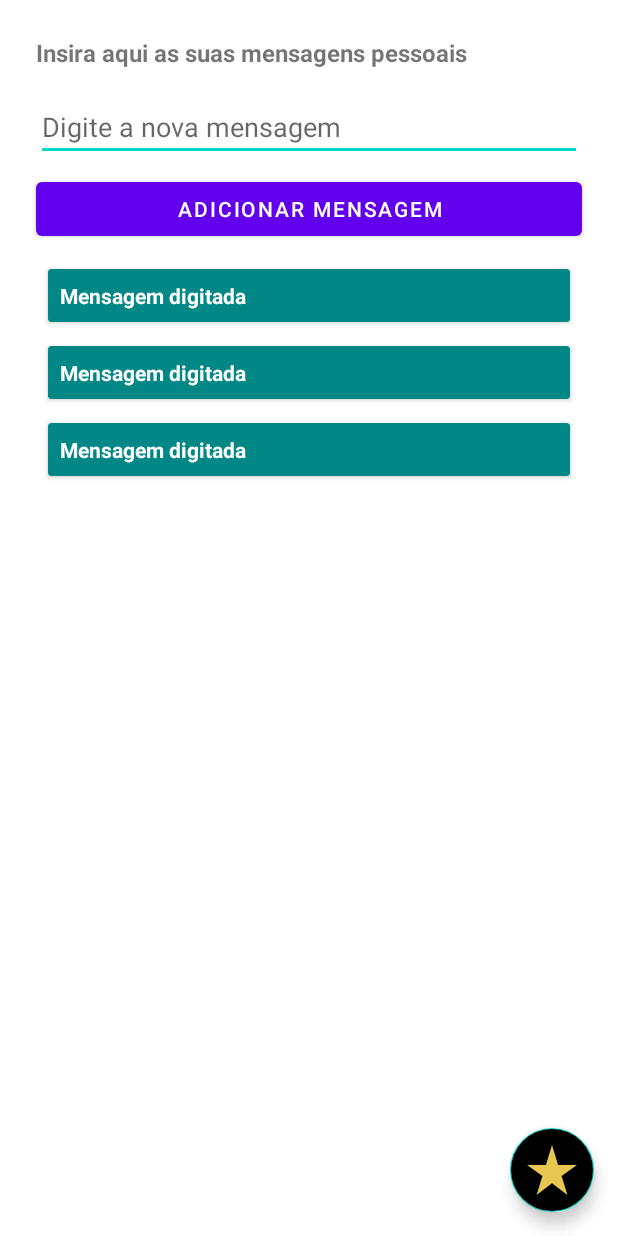
After one commit to CatarineRodrigues/Aula65_Firebase_Authentication, an Android app: the layout activity_create_message.xml on its own in the app's theme, with its tools: preview values and no code run, on a phone screen of 412 x 824 dp. The commit adds this screen. Run offline under Robolectric (Android 15) with nearby library versions, the phone set to English and light mode, and no system bars.

Commit message:
Atualizar projeto com novos layouts

```diff
--- /dev/null
+++ b/app/src/main/java/br/com/zup/exerciciofirebaseauthentication/ui/createmessage/viewmodel/CreateMessageViewModel.kt
@@ -0,0 +1,6 @@
+package br.com.zup.exerciciofirebaseauthentication.ui.createmessage.viewmodel
+
+import androidx.lifecycle.ViewModel
+
+class CreateMessageViewModel: ViewModel() {
+}
--- /dev/null
+++ b/app/src/main/res/drawable/ic_disfavorite_star.xml
@@ -0,0 +1,5 @@
+<vector android:height="40dp" android:tint="#FFFFFF"
+    android:viewportHeight="24" android:viewportWidth="24"
+    android:width="40dp" xmlns:android="http://schemas.android.com/apk/res/android">
+    <path android:fillColor="@android:color/white" android:pathData="M14.43,10l-2.43,-8l-2.43,8l-7.57,0l6.18,4.41l-2.35,7.59l6.17,-4.69l6.18,4.69l-2.35,-7.59l6.17,-4.41z"/>
+</vector>
--- /dev/null
+++ b/app/src/main/res/drawable/ic_favorite_star.xml
@@ -0,0 +1,5 @@
+<vector android:height="40dp" android:tint="#E8C651"
+    android:viewportHeight="24" android:viewportWidth="24"
+    android:width="40dp" xmlns:android="http://schemas.android.com/apk/res/android">
+    <path android:fillColor="@android:color/white" android:pathData="M14.43,10l-2.43,-8l-2.43,8l-7.57,0l6.18,4.41l-2.35,7.59l6.17,-4.69l6.18,4.69l-2.35,-7.59l6.17,-4.41z"/>
+</vector>
--- /dev/null
+++ b/app/src/main/res/layout/activity_create_message.xml
@@ -0,0 +1,65 @@
+<?xml version="1.0" encoding="utf-8"?>
+<androidx.constraintlayout.widget.ConstraintLayout xmlns:android="http://schemas.android.com/apk/res/android"
+    xmlns:app="http://schemas.android.com/apk/res-auto"
+    xmlns:tools="http://schemas.android.com/tools"
+    android:layout_width="match_parent"
+    android:layout_height="match_parent"
+    tools:context=".ui.createmessage.view.CreateMessageActivity">
+
+    <TextView
+        android:id="@+id/textView"
+        android:layout_width="match_parent"
+        android:layout_height="wrap_content"
+        android:layout_margin="@dimen/size_24"
+        android:text="@string/insert_your_message"
+        android:textSize="@dimen/font_size_16"
+        android:textStyle="bold"
+        app:layout_constraintEnd_toEndOf="parent"
+        app:layout_constraintStart_toStartOf="parent"
+        app:layout_constraintTop_toTopOf="parent" />
+
+    <EditText
+        android:id="@+id/et_message_text"
+        android:layout_width="0dp"
+        android:layout_height="wrap_content"
+        android:layout_marginTop="@dimen/size_16"
+        android:hint="@string/new_message"
+        app:layout_constraintEnd_toEndOf="@+id/textView"
+        app:layout_constraintStart_toStartOf="@+id/textView"
+        app:layout_constraintTop_toBottomOf="@+id/textView" />
+
+    <Button
+        android:id="@+id/bvAdicionar"
+        android:layout_width="0dp"
+        android:layout_height="wrap_content"
+        android:layout_marginTop="@dimen/size_8"
+        android:text="@string/add_message"
+        app:layout_constraintEnd_toEndOf="@+id/et_message_text"
+        app:layout_constraintStart_toStartOf="@+id/et_message_text"
+        app:layout_constraintTop_toBottomOf="@+id/et_message_text"/>
+
+    <androidx.recyclerview.widget.RecyclerView
+        android:id="@+id/rv_messagelist"
+        android:layout_width="0dp"
+        android:layout_height="0dp"
+        android:layout_marginTop="@dimen/size_8"
+        android:layout_marginBottom="@dimen/size_8"
+        tools:listitem="@layout/message_item"
+        app:layout_constraintBottom_toBottomOf="parent"
+        app:layout_constraintEnd_toEndOf="@+id/bvAdicionar"
+        app:layout_constraintStart_toStartOf="@+id/bvAdicionar"
+        app:layout_constraintTop_toBottomOf="@+id/bvAdicionar" />
+
+    <com.google.android.material.floatingactionbutton.FloatingActionButton
+        android:id="@+id/floating_action_button"
+        android:layout_width="@dimen/size_56"
+        android:layout_height="@dimen/size_56"
+        android:layout_margin="@dimen/size_16"
+        android:backgroundTint="@color/black"
+        app:layout_constraintBottom_toBottomOf="parent"
+        app:layout_constraintRight_toRightOf="parent"
+        app:maxImageSize="40dp"
+        app:srcCompat="@drawable/ic_favorite_star"
+        app:tint="@color/yellow" />
+
+</androidx.constraintlayout.widget.ConstraintLayout>
--- /dev/null
+++ b/app/src/main/res/layout/message_item.xml
@@ -0,0 +1,19 @@
+<?xml version="1.0" encoding="utf-8"?>
+<androidx.cardview.widget.CardView xmlns:android="http://schemas.android.com/apk/res/android"
+    android:id="@+id/cv_message"
+    android:layout_width="match_parent"
+    android:layout_height="wrap_content"
+    android:layout_margin="@dimen/size_8"
+    android:backgroundTint="@color/teal_700">
+
+    <TextView
+        android:id="@+id/tv_messageBody"
+        android:layout_width="match_parent"
+        android:layout_height="wrap_content"
+        android:padding="@dimen/size_8"
+        android:text="@string/mensage"
+        android:textColor="@color/white"
+        android:textSize="@dimen/font_size_14"
+        android:textStyle="bold" />
+
+</androidx.cardview.widget.CardView>
--- a/app/src/main/res/values/colors.xml
+++ b/app/src/main/res/values/colors.xml
@@ -7,4 +7,5 @@
     <color name="teal_700">#FF018786</color>
     <color name="black">#FF000000</color>
     <color name="white">#FFFFFFFF</color>
+    <color name="yellow">#E8C651</color>
 </resources>
--- /dev/null
+++ b/app/src/main/res/values/dimens.xml
@@ -0,0 +1,10 @@
+<?xml version="1.0" encoding="utf-8"?>
+<resources>
+    <dimen name="size_8">8dp</dimen>
+    <dimen name="size_16">16dp</dimen>
+    <dimen name="size_24">24dp</dimen>
+    <dimen name="size_40">40dp</dimen>
+    <dimen name="size_56">56dp</dimen>
+    <dimen name="font_size_14">14sp</dimen>
+    <dimen name="font_size_16">16sp</dimen>
+</resources>
--- a/app/src/main/res/values/strings.xml
+++ b/app/src/main/res/values/strings.xml
@@ -12,4 +12,8 @@
     <string name="create_account">Criar nova conta</string>
     <string name="user_name">Nome:</string>
     <string name="user_email">Email:</string>
+    <string name="mensage">Mensagem digitada</string>
+    <string name="add_message">Adicionar Mensagem</string>
+    <string name="new_message">Digite a nova mensagem</string>
+    <string name="insert_your_message">Insira aqui as suas mensagens pessoais</string>
 </resources>
```
Also changed, not shown: app/src/main/AndroidManifest.xml (+9 -3 lines), app/src/main/java/br/com/zup/exerciciofirebaseauthentication/ui/createmessage/view/CreateMessageActivity.kt (added, +63 -0 lines), app/src/main/java/br/com/zup/exerciciofirebaseauthentication/ui/createmessage/view/CreateMessageAdapter.kt (added, +41 -0 lines), app/src/main/java/br/com/zup/exerciciofirebaseauthentication/ui/favorite/view/FavoriteActivity.kt (added, +12 -0 lines), app/src/main/java/br/com/zup/exerciciofirebaseauthentication/ui/favorite/view/FavoriteAdapter.kt (added, +42 -0 lines), app/src/main/java/br/com/zup/exerciciofirebaseauthentication/ui/login/viewmodel/LoginViewModel.kt (+3 -9 lines), app/src/main/res/layout/activity_favorite.xml (added, +9 -0 lines).
